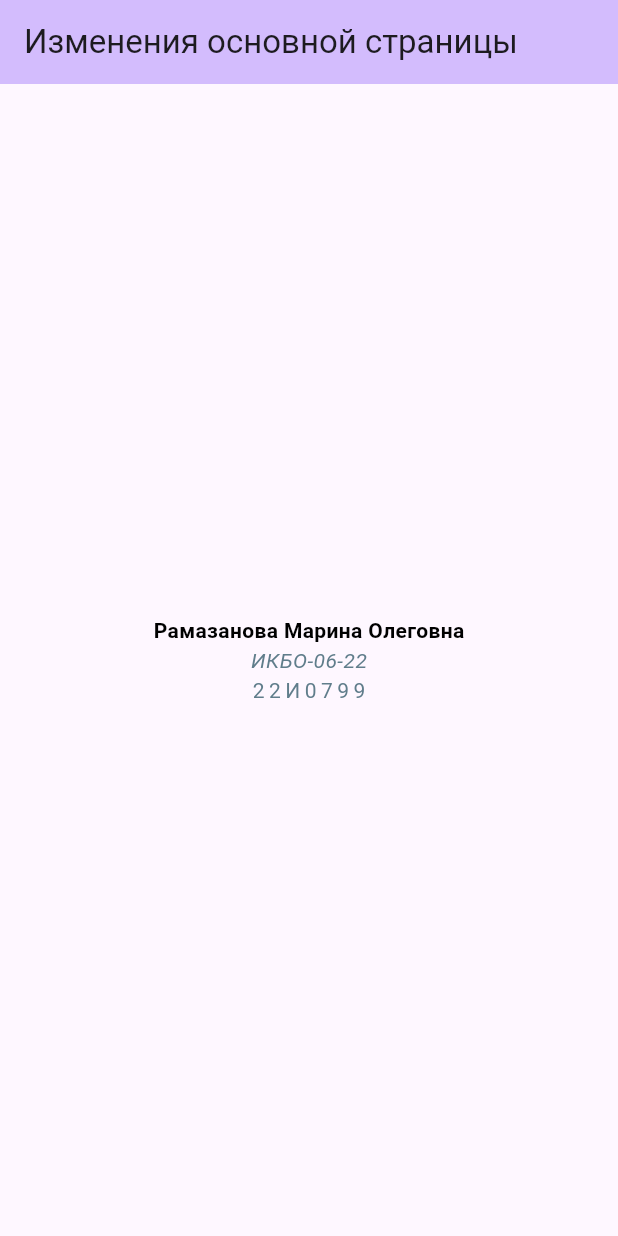
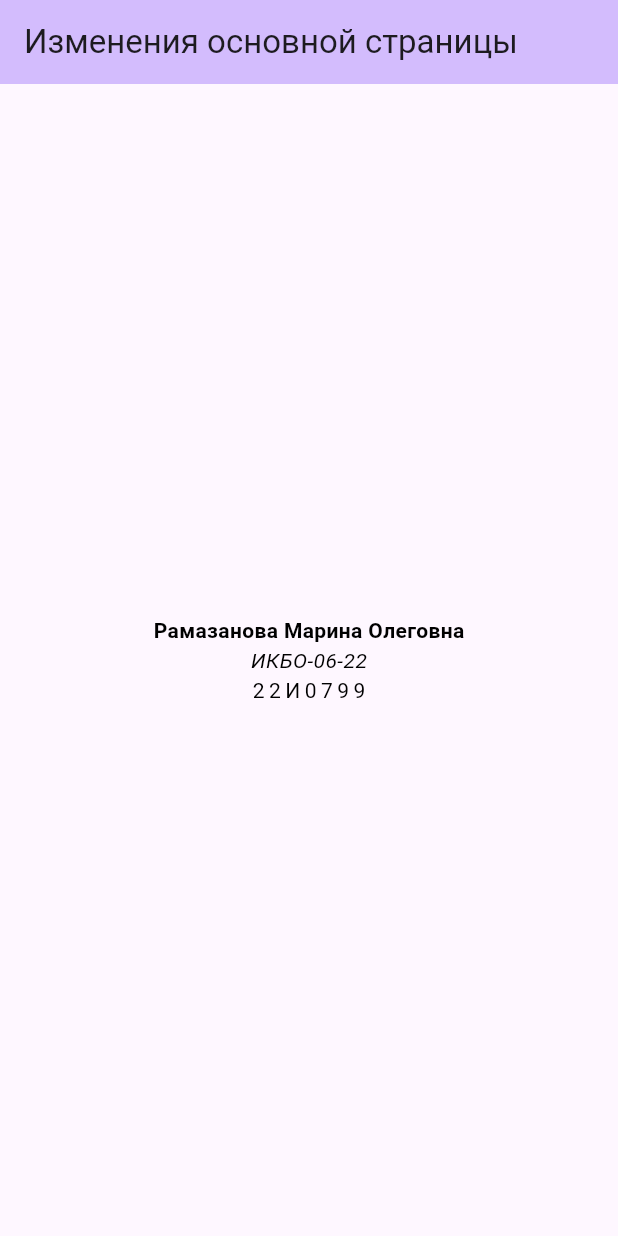
Before and after one commit to Ramazanova-pea/flutter_pr1, a Flutter app: the screen it shows after launch, on a phone screen of 412 x 824 dp. Run offline on Flutter 3.47's test engine with Material 3 defaults, Android fonts, the light colour scheme and no system bars.

Commit message:
Небольшие изменения текста

```diff
--- a/lib/main.dart
+++ b/lib/main.dart
@@ -38,24 +38,15 @@ class MyHomePage extends StatelessWidget {
             children: [
               Text(
                 'Рамазанова Марина Олеговна',
-                style: TextStyle(
-                  color: Colors.black,
-                  fontWeight: FontWeight.bold,
-                ),
+                style: TextStyle (color: Colors.black, fontWeight: FontWeight.bold,),
               ),
               Text(
                 'ИКБО-06-22',
-                style: TextStyle(
-                  color: Colors.blueGrey,
-                  fontStyle: FontStyle.italic,
-                ),
+                style: TextStyle(color: Colors.black, fontStyle: FontStyle.italic,),
               ),
               Text(
                 '22И0799',
-                style: TextStyle(
-                  color: Colors.blueGrey,
-                  letterSpacing: 3.0,
-                )
+                style: TextStyle(color: Colors.black, letterSpacing: 3.0,)
               ),
             ],
           ),
```
